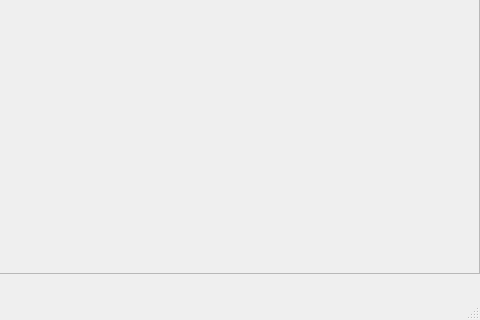
Qt form windowbase.ui (boiko/yafaray-qt) before a commit; both pictures show x 320 to 800 and y 280 to 600 of the 800 by 600 pixel window.
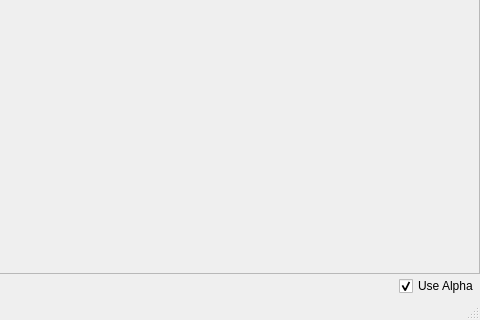
The same form after that commit.

Commit message: Add some thread safeness. Add support for deciding whether to use or not the alpha channel for the redered image

```diff
--- a/windowbase.ui
+++ b/windowbase.ui
@@ -76,6 +76,16 @@
         </property>
        </spacer>
       </item>
+      <item>
+       <widget class="QCheckBox" name="alphaCheck" >
+        <property name="text" >
+         <string>Use Alpha</string>
+        </property>
+        <property name="checked" >
+         <bool>true</bool>
+        </property>
+       </widget>
+      </item>
      </layout>
     </item>
    </layout>
```
The commit also changes 4 other files.
